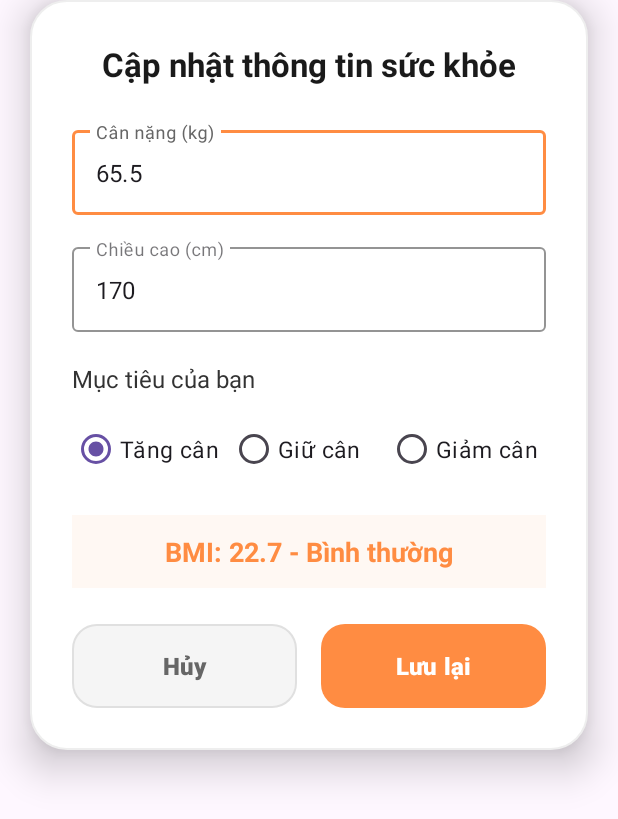
After one commit to Sangdep/project-android-health, an Android app: the layout dialog_update_profile.xml on its own in the app's theme, with its tools: preview values and no code run, on a phone screen of 412 x 824 dp. The commit adds this screen. Shown: the top 819 px of the screen. Run offline under Robolectric (Android 15) with nearby library versions, the phone set to English and light mode, and no system bars.

Commit message:
Weekly Updates

```diff
--- /dev/null
+++ b/Androi_Client/app/src/main/res/drawable/button_gray_rounded.xml
@@ -0,0 +1,16 @@
+<?xml version="1.0" encoding="utf-8"?>
+<selector xmlns:android="http://schemas.android.com/apk/res/android">
+    <item android:state_pressed="true">
+        <shape>
+            <solid android:color="#DDDDDD"/>
+            <corners android:radius="16dp"/>
+        </shape>
+    </item>
+    <item>
+        <shape>
+            <solid android:color="#F5F5F5"/>
+            <corners android:radius="16dp"/>
+            <stroke android:width="1dp" android:color="#E0E0E0"/>
+        </shape>
+    </item>
+</selector>
--- /dev/null
+++ b/Androi_Client/app/src/main/res/drawable/button_orange_rounded.xml
@@ -0,0 +1,15 @@
+<?xml version="1.0" encoding="utf-8"?>
+<selector xmlns:android="http://schemas.android.com/apk/res/android">
+    <item android:state_pressed="true">
+        <shape>
+            <solid android:color="#E67A3A"/>
+            <corners android:radius="16dp"/>
+        </shape>
+    </item>
+    <item>
+        <shape>
+            <solid android:color="#FF8C42"/>
+            <corners android:radius="16dp"/>
+        </shape>
+    </item>
+</selector>
--- /dev/null
+++ b/Androi_Client/app/src/main/res/drawable/dialog_background.xml
@@ -0,0 +1,6 @@
+<?xml version="1.0" encoding="utf-8"?>
+<shape xmlns:android="http://schemas.android.com/apk/res/android">
+    <solid android:color="#FFFFFF"/>
+    <corners android:radius="24dp"/>
+    <stroke android:width="1.5dp" android:color="#EEEEEE"/>
+</shape>
--- /dev/null
+++ b/Androi_Client/app/src/main/res/drawable/edittext_rounded.xml
@@ -0,0 +1,6 @@
+<?xml version="1.0" encoding="utf-8"?>
+<shape xmlns:android="http://schemas.android.com/apk/res/android">
+    <solid android:color="#FFFFFF"/>
+    <stroke android:width="2dp" android:color="#FF8C42"/>
+    <corners android:radius="16dp"/>
+</shape>
--- /dev/null
+++ b/Androi_Client/app/src/main/res/layout/dialog_update_profile.xml
@@ -0,0 +1,160 @@
+<?xml version="1.0" encoding="utf-8"?>
+<LinearLayout xmlns:android="http://schemas.android.com/apk/res/android"
+    xmlns:app="http://schemas.android.com/apk/res-auto"
+    android:layout_width="match_parent"
+    android:layout_height="wrap_content"
+    android:layout_marginHorizontal="20dp"
+    android:layout_marginBottom="30dp"
+    android:background="@drawable/dialog_background"
+    android:elevation="16dp"
+    android:orientation="vertical"
+    android:padding="28dp">
+
+    <!-- Tiêu đề -->
+    <TextView
+        android:layout_width="match_parent"
+        android:layout_height="wrap_content"
+        android:text="Cập nhật thông tin sức khỏe"
+        android:textSize="22sp"
+        android:textStyle="bold"
+        android:textColor="#1A1A1A"
+        android:gravity="center"
+        android:layout_marginBottom="24dp" />
+
+    <!-- Cân nặng -->
+    <com.google.android.material.textfield.TextInputLayout
+        android:layout_width="match_parent"
+        android:layout_height="wrap_content"
+        android:layout_marginBottom="16dp"
+        app:boxStrokeColor="#FF8C42"
+        app:hintTextColor="#666666"
+        style="@style/Widget.MaterialComponents.TextInputLayout.OutlinedBox">
+
+        <com.google.android.material.textfield.TextInputEditText
+            android:id="@+id/etWeight"
+            android:layout_width="match_parent"
+            android:layout_height="wrap_content"
+            android:hint="Cân nặng (kg)"
+            android:inputType="numberDecimal"
+            android:text="65.5"
+            android:textSize="16sp" />
+    </com.google.android.material.textfield.TextInputLayout>
+
+    <!-- Chiều cao -->
+    <com.google.android.material.textfield.TextInputLayout
+        android:layout_width="match_parent"
+        android:layout_height="wrap_content"
+        android:layout_marginBottom="20dp"
+        app:boxStrokeColor="#FF8C42"
+        app:hintTextColor="#666666"
+        style="@style/Widget.MaterialComponents.TextInputLayout.OutlinedBox">
+
+        <com.google.android.material.textfield.TextInputEditText
+            android:id="@+id/etHeight"
+            android:layout_width="match_parent"
+            android:layout_height="wrap_content"
+            android:hint="Chiều cao (cm)"
+            android:inputType="number"
+            android:text="170"
+            android:textSize="16sp" />
+    </com.google.android.material.textfield.TextInputLayout>
+
+    <!-- Mục tiêu -->
+    <TextView
+        android:layout_width="wrap_content"
+        android:layout_height="wrap_content"
+        android:text="Mục tiêu của bạn"
+        android:textSize="16sp"
+        android:textColor="#333333"
+        android:layout_marginBottom="12dp" />
+
+    <RadioGroup
+        android:id="@+id/radioGroupGoal"
+        android:layout_width="match_parent"
+        android:layout_height="wrap_content"
+        android:orientation="horizontal"
+        android:layout_marginBottom="20dp">
+
+        <com.google.android.material.radiobutton.MaterialRadioButton
+            android:id="@+id/rbGain"
+            android:layout_width="0dp"
+            android:layout_weight="1"
+            android:layout_height="wrap_content"
+            android:text="Tăng cân"
+            android:textSize="15sp"
+            android:checked="true" />
+
+        <com.google.android.material.radiobutton.MaterialRadioButton
+            android:id="@+id/rbMaintain"
+            android:layout_width="0dp"
+            android:layout_weight="1"
+            android:layout_height="wrap_content"
+            android:text="Giữ cân"
+            android:textSize="15sp" />
+
+        <com.google.android.material.radiobutton.MaterialRadioButton
+            android:id="@+id/rbLose"
+            android:layout_width="0dp"
+            android:layout_weight="1"
+            android:layout_height="wrap_content"
+            android:text="Giảm cân"
+            android:textSize="15sp" />
+    </RadioGroup>
+
+    <!-- BMI Result -->
+    <TextView
+        android:id="@+id/tvBMIResult"
+        android:layout_width="match_parent"
+        android:layout_height="wrap_content"
+        android:text="BMI: 22.7 - Bình thường"
+        android:textSize="18sp"
+        android:textStyle="bold"
+        android:textColor="#FF8C42"
+        android:gravity="center"
+        android:background="#10FF8C42"
+        android:padding="12dp"
+        android:layout_marginBottom="24dp" />
+
+    <!-- Nút Hành động -->
+    <LinearLayout
+        android:layout_width="match_parent"
+        android:layout_height="wrap_content"
+        android:orientation="horizontal">
+
+        <!-- Nút Hủy -->
+        <com.google.android.material.button.MaterialButton
+            android:id="@+id/btnCancel"
+            android:layout_width="0dp"
+            android:layout_weight="1"
+            android:layout_height="56dp"
+            android:text="Hủy"
+            android:textColor="#666666"
+            android:textStyle="bold"
+            android:textSize="16sp"
+            app:backgroundTint="@null"
+            android:background="@drawable/button_gray_rounded"
+            app:cornerRadius="16dp"
+            app:strokeColor="#DDDDDD"
+            app:strokeWidth="1.5dp" />
+
+        <!-- Khoảng cách -->
+        <View
+            android:layout_width="16dp"
+            android:layout_height="1dp" />
+
+        <!-- Nút Lưu -->
+        <com.google.android.material.button.MaterialButton
+            android:id="@+id/btnSave"
+            android:layout_width="0dp"
+            android:layout_weight="1"
+            android:layout_height="56dp"
+            android:text="Lưu lại"
+            android:textColor="@android:color/white"
+            android:textStyle="bold"
+            android:textSize="16sp"
+            app:backgroundTint="@null"
+            android:background="@drawable/button_orange_rounded"
+            app:cornerRadius="16dp" />
+    </LinearLayout>
+
+</LinearLayout>
```
Also changed, not shown: Androi_Client/app/src/main/java/com/example/app_selfcare/HelpActivity.java (+4 -10 lines), Androi_Client/app/src/main/java/com/example/app_selfcare/ProfileActivity.java (+108 -9 lines), Androi_Client/app/src/main/res/drawable/stats_card_background.xml (+10 -2 lines), Androi_Client/app/src/main/res/layout/activity_profile.xml (+42 -58 lines).
